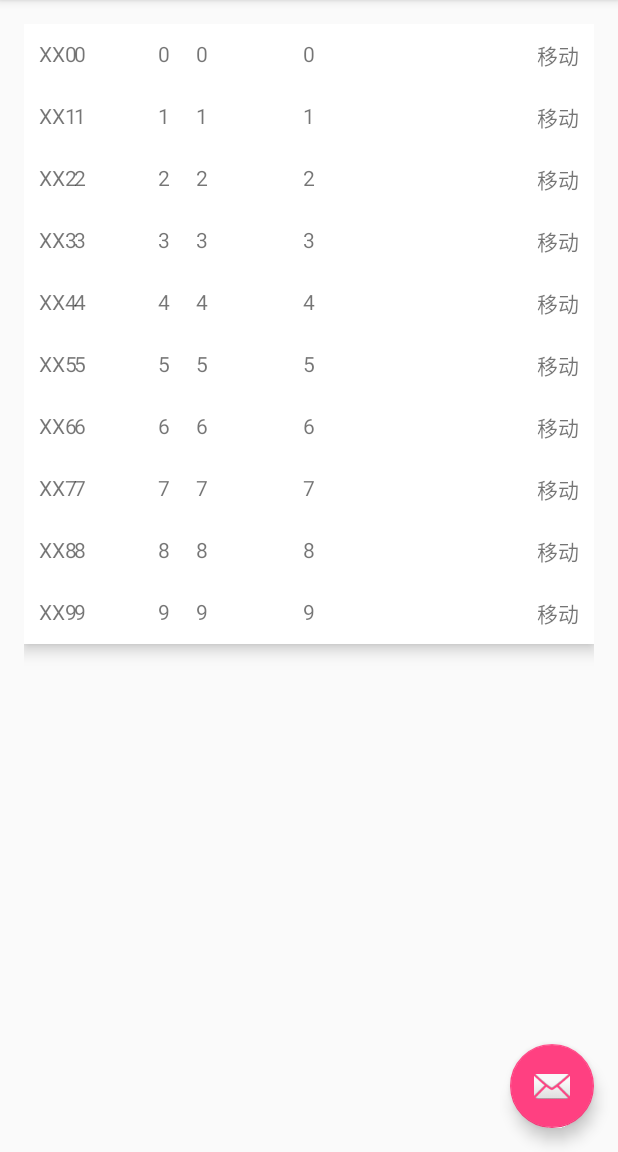
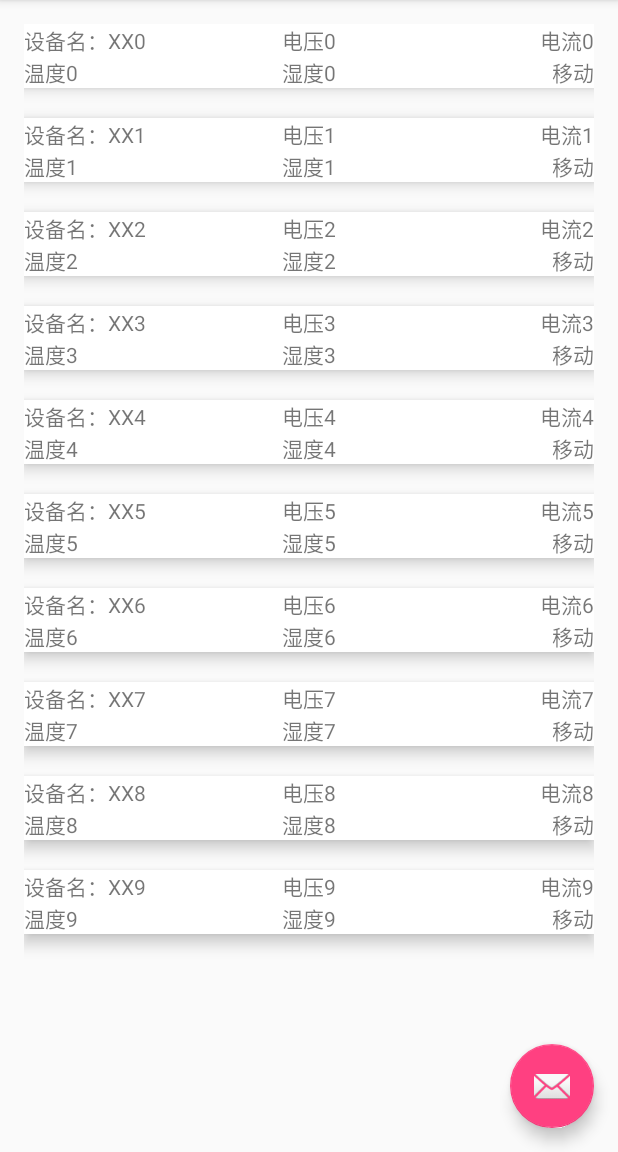
Before and after one commit to Levent-J/NSSZ, an Android app: the screen it shows after launch (MainActivity), on a phone screen of 412 x 824 dp, the part 84-1236 px from its top. Run offline under Robolectric (Android 15) with nearby library versions, the phone set to English and light mode, and no system bars; our stand-ins replace ButterKnife.

Commit message:
完善了列表布局

```diff
--- a/app/src/main/java/com/levent_j/nssz/activity/MainActivity.java
+++ b/app/src/main/java/com/levent_j/nssz/activity/MainActivity.java
@@ -18,6 +18,7 @@ import com.levent_j.nssz.Entry.Device;
 import com.levent_j.nssz.R;
 import com.levent_j.nssz.adapter.DeviceAdapter;
 import com.levent_j.nssz.base.BaseActivity;
+import com.levent_j.nssz.utils.SpaceItemDecoration;
 
 import java.util.ArrayList;
 import java.util.List;
@@ -57,6 +58,8 @@ public class MainActivity extends BaseActivity
         deviceList = new ArrayList<>();
         recyclerView.setLayoutManager(new LinearLayoutManager(this));
         recyclerView.setHasFixedSize(true);
+        int spacingInPixels = getResources().getDimensionPixelSize(R.dimen.space);
+        recyclerView.addItemDecoration(new SpaceItemDecoration(spacingInPixels));
         recyclerView.setAdapter(deviceAdapter);
         loadBtBata();
     }
--- a/app/src/main/java/com/levent_j/nssz/adapter/DeviceAdapter.java
+++ b/app/src/main/java/com/levent_j/nssz/adapter/DeviceAdapter.java
@@ -39,11 +39,11 @@ public class DeviceAdapter extends RecyclerView.Adapter<DeviceAdapter.mViewHolde
     @Override
     public void onBindViewHolder(mViewHolder holder, int position) {
         Device device = deviceList.get(position);
-        holder.Dname.setText(""+device.getName());
-        holder.Dv.setText(""+device.getV());
-        holder.Di.setText(""+device.getI());
-        holder.Dt.setText(""+device.getT());
-        holder.Dw.setText(""+device.getW());
+        holder.Dname.setText("设备名："+device.getName());
+        holder.Dv.setText("电压"+device.getV());
+        holder.Di.setText("电流"+device.getI());
+        holder.Dt.setText("温度"+device.getT());
+        holder.Dw.setText("湿度"+device.getW());
         holder.Dmove.setText(device.isMove()?"移动":"未移动");
     }
 
--- /dev/null
+++ b/app/src/main/java/com/levent_j/nssz/utils/SpaceItemDecoration.java
@@ -0,0 +1,24 @@
+package com.levent_j.nssz.utils;
+
+import android.graphics.Rect;
+import android.support.v7.widget.RecyclerView;
+import android.view.View;
+
+/**
+ * Created by levent_j on 16-5-7.
+ */
+public class SpaceItemDecoration extends RecyclerView.ItemDecoration{
+
+    private int space;
+
+    public SpaceItemDecoration(int space) {
+        this.space = space;
+    }
+
+    @Override
+    public void getItemOffsets(Rect outRect, View view, RecyclerView parent, RecyclerView.State state) {
+
+        if(parent.getChildPosition(view) != 0)
+            outRect.top = space;
+    }
+}
--- a/app/src/main/res/layout/content_main.xml
+++ b/app/src/main/res/layout/content_main.xml
@@ -12,5 +12,6 @@
         android:layout_width="match_parent"
         android:layout_height="match_parent"
         android:id="@+id/rv_devices"
-        android:scrollbars="none"/>
+        android:scrollbars="none"
+        android:clipToPadding="false"/>
 </RelativeLayout>
--- a/app/src/main/res/layout/item_device.xml
+++ b/app/src/main/res/layout/item_device.xml
@@ -10,48 +10,41 @@
     android:background="@color/colorWhite"
     card_view:cardCornerRadius="0dp"
     card_view:cardElevation="6dp">
-    <RelativeLayout xmlns:android="http://schemas.android.com/apk/res/android"
-        android:orientation="horizontal" android:layout_width="match_parent"
-        android:layout_height="match_parent"
-        android:padding="10dp">
+    <LinearLayout xmlns:android="http://schemas.android.com/apk/res/android"
+        android:orientation="vertical" android:layout_width="match_parent"
+        android:layout_height="match_parent">
+        <RelativeLayout
+            android:layout_width="match_parent"
+            android:layout_height="wrap_content">
             <TextView
                 android:layout_width="wrap_content"
                 android:layout_height="wrap_content"
                 android:text="设备名"
-            android:id="@+id/tv_device_name"
-            android:layout_alignParentTop="true"
-            android:layout_alignParentLeft="true"
-            android:layout_alignParentStart="true" />
+                android:id="@+id/tv_device_name" />
             <TextView
                 android:layout_width="wrap_content"
                 android:layout_height="wrap_content"
                 android:text="电压"
                 android:id="@+id/tv_device_v"
                 android:layout_alignParentTop="true"
-            android:layout_alignParentLeft="true"
-            android:layout_alignParentStart="true"
-            android:layout_marginLeft="79dp"
-            android:layout_marginStart="79dp" />
+                android:layout_centerHorizontal="true" />
             <TextView
                 android:layout_width="wrap_content"
                 android:layout_height="wrap_content"
                 android:text="电流"
                 android:id="@+id/tv_device_i"
                 android:layout_alignParentTop="true"
-            android:layout_toRightOf="@+id/tv_device_v"
-            android:layout_toEndOf="@+id/tv_device_v"
-            android:layout_marginLeft="17dp"
-            android:layout_marginStart="17dp" />
+                android:layout_alignParentRight="true"
+                android:layout_alignParentEnd="true" />
+        </RelativeLayout>
+        <RelativeLayout
+            android:layout_width="match_parent"
+            android:layout_height="wrap_content">
             <TextView
                 android:layout_width="wrap_content"
                 android:layout_height="wrap_content"
                 android:text="温度"
-            android:id="@+id/tv_device_t"
-            android:layout_alignParentTop="true"
-            android:layout_toRightOf="@+id/tv_device_w"
-            android:layout_toEndOf="@+id/tv_device_w"
-            android:layout_marginLeft="15dp"
-            android:layout_marginStart="15dp" />
+                android:id="@+id/tv_device_t" />
             <TextView
                 android:layout_width="wrap_content"
                 android:layout_height="wrap_content"
@@ -63,9 +56,12 @@
                 android:layout_width="wrap_content"
                 android:layout_height="wrap_content"
                 android:id="@+id/tv_device_move"
+                android:text="移动"
                 android:layout_alignParentTop="true"
                 android:layout_alignParentRight="true"
-            android:layout_alignParentEnd="true"
-            android:text="移动" />
+                android:layout_alignParentEnd="true" />
         </RelativeLayout>
+
+
+    </LinearLayout>
 </android.support.v7.widget.CardView>
--- a/app/src/main/res/values/dimens.xml
+++ b/app/src/main/res/values/dimens.xml
@@ -6,4 +6,5 @@
     <dimen name="activity_horizontal_margin">16dp</dimen>
     <dimen name="activity_vertical_margin">16dp</dimen>
     <dimen name="fab_margin">16dp</dimen>
+    <dimen name="space">20dp</dimen>
 </resources>
```
Lines whose indentation alone changed are shown as unchanged.
